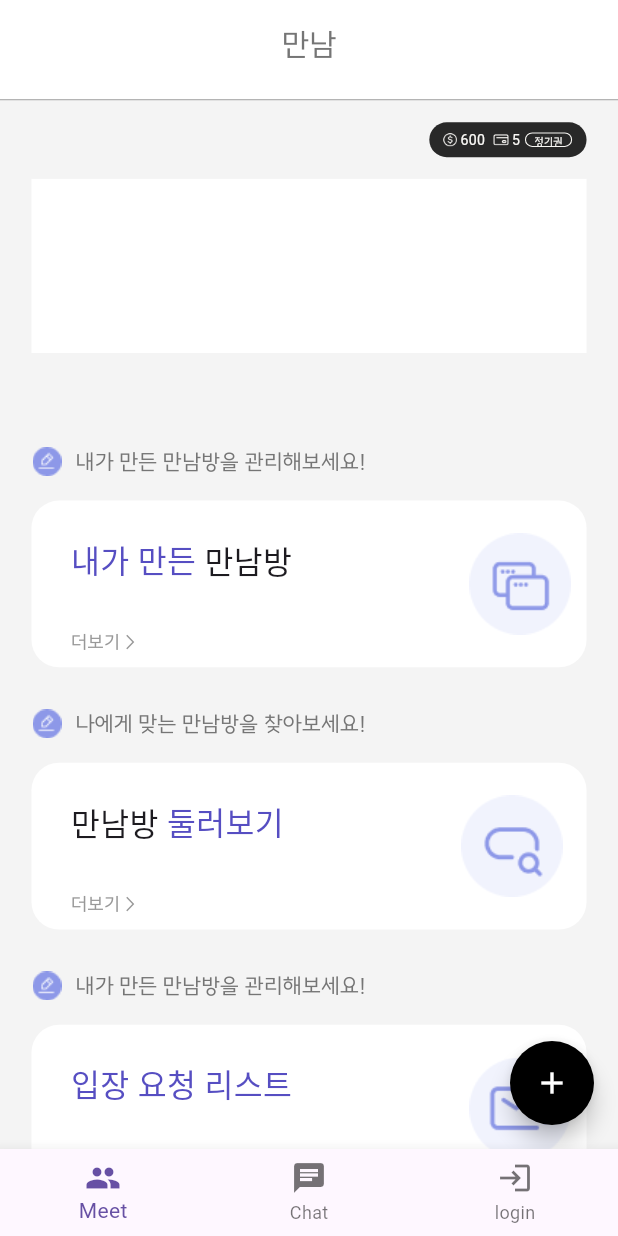
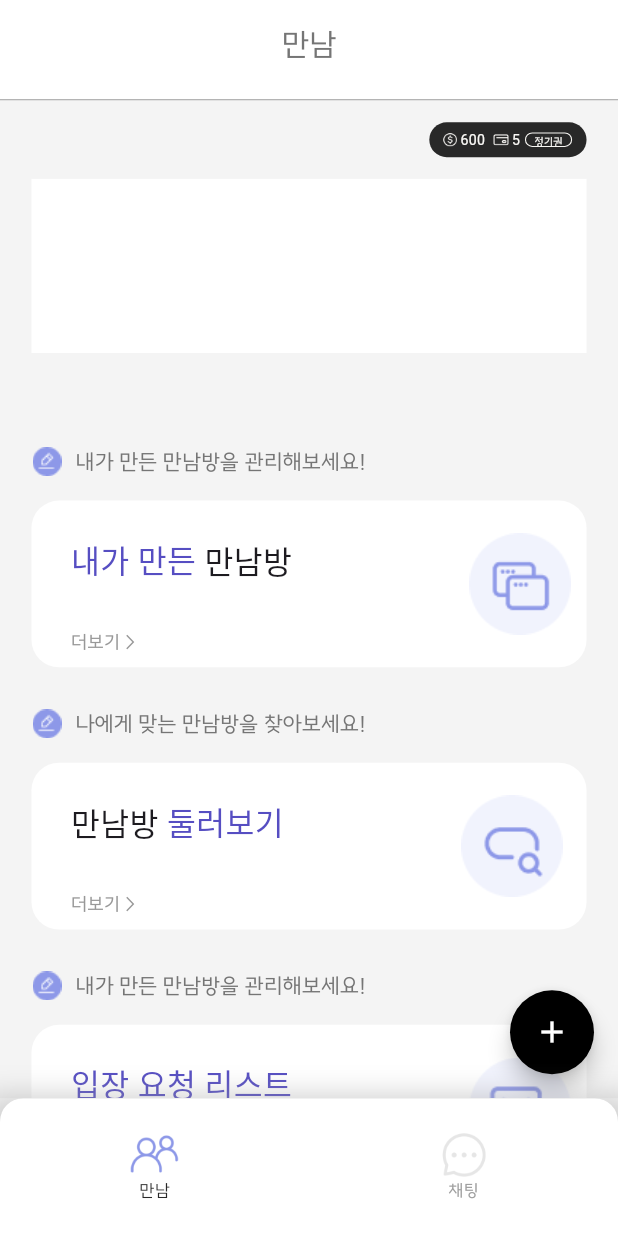
Before and after one commit to eeeunjin/meet-up, a Flutter app: the MeetMain screen opened by its route, on a phone screen of 412 x 824 dp. Run offline on Flutter 3.47's test engine with Material 3 defaults, Android fonts, the phone set to English and light mode, and no system bars; our stand-ins replace cloud_firestore, firebase_auth, firebase_core, flutter_screenutil, go_router; accounts and stored records are empty; Roboto replaces fonts that are missing (Pretendard, Pretendard-SB); project files that could hold a hidden picture were left out.

Commit message:
경로 설정 구조 작성

```diff
--- a/lib/main.dart
+++ b/lib/main.dart
@@ -3,7 +3,6 @@ import 'package:flutter_screenutil/flutter_screenutil.dart';
 import 'package:flutter/material.dart';
 import 'package:meet_up/router.dart';
 import 'package:meet_up/service/remote/firebase_options.dart';
-import 'package:meet_up/view/widget/bot_nav_bar.dart';
 import 'package:meet_up/view_model/bot_nav_view_model.dart';
 import 'package:meet_up/view_model/login/login_phone_num_view_model.dart';
 import 'package:meet_up/view_model/login/login_verification_view_model.dart';
--- a/lib/router.dart
+++ b/lib/router.dart
@@ -1,5 +1,6 @@
 import 'package:flutter/material.dart';
 import 'package:go_router/go_router.dart';
+import 'package:meet_up/view/chat/chat_main.dart';
 import 'package:meet_up/view/coin/coin_main.dart';
 import 'package:meet_up/view/login/login_main.dart';
 import 'package:meet_up/view/login/login_phone_num.dart';
@@ -43,6 +44,11 @@ final router = GoRouter(
           path: '/meetMain',
           name: 'meetMain',
           builder: (context, state) => const MeetMain(),
+        ),
+        // Chat
+        GoRoute(
+          path: '/chatMain',
+          builder: (context, state) => const ChatMain(),
         ),
       ],
     ),
--- a/lib/util/font.dart
+++ b/lib/util/font.dart
@@ -258,6 +258,12 @@ class AppTextStyles {
         fontSize: 12.sp,
       );
 
+  static TextStyle get SU_R_11 => TextStyle(
+        fontFamily: 'SUITE',
+        fontWeight: FontWeight.normal,
+        fontSize: 11.sp,
+      );
+
   static TextStyle get SU_L_24 => TextStyle(
         fontFamily: 'SUITE-L',
         fontWeight: FontWeight.normal,
--- a/lib/util/image.dart
+++ b/lib/util/image.dart
@@ -44,4 +44,13 @@ class ImagePath {
 
   static String get coinDollarIcon => 'assets/images/coin_dollar_icon.png';
   static String get coinWalletIcon => 'assets/images/coin_wallet_icon.png';
+
+  // bot_nav
+  static String get meetOn => 'assets/images/bot_nav_meet_on.png';
+  static String get meetOff => 'assets/images/bot_nav_meet_off.png';
+  static String get chatOn => 'assets/images/bot_nav_chat_on.png';
+  static String get chatOff => 'assets/images/bot_nav_chat_off.png';
+  static String get scheduleOff => 'assets/images/bot_nav_schedule_off.png';
+  static String get refOff => 'assets/images/bot_nav_ref_off.png';
+  static String get profileOff => 'assets/images/bot_nav_profile_off.png';
 }
--- a/lib/view/meet/meet_main.dart
+++ b/lib/view/meet/meet_main.dart
@@ -32,6 +32,7 @@ class MeetMain extends StatelessWidget {
       ),
       // 만남방 개설하기 플로팅액션 버튼
       floatingActionButton: FloatingActionButton(
+        heroTag: null, // 고유 태그 지정 - hero오류
         onPressed: () {
           context.push('/meetCreate');
         },
--- a/lib/view/widget/bot_nav_bar.dart
+++ b/lib/view/widget/bot_nav_bar.dart
@@ -1,4 +1,14 @@
 import 'package:flutter/material.dart';
+import 'package:flutter/widgets.dart';
+import 'package:flutter_screenutil/flutter_screenutil.dart';
+import 'package:meet_up/util/color.dart';
+import 'package:meet_up/util/font.dart';
+import 'package:meet_up/util/image.dart';
+import 'package:meet_up/view/chat/chat_main.dart';
+import 'package:meet_up/view/meet/meet_main.dart';
+import 'package:meet_up/view/profile/profile_main.dart';
+import 'package:meet_up/view/reflect/reflect_main.dart';
+import 'package:meet_up/view/schedule/schedule_main.dart';
 import 'package:meet_up/view_model/bot_nav_view_model.dart';
 import 'package:provider/provider.dart';
 
@@ -9,22 +19,85 @@ class BotNavBar extends StatelessWidget {
   Widget build(BuildContext context) {
     final bottomNavViewModel =
         Provider.of<BottomNavigationBarViewModel>(context);
-    return BottomNavigationBar(
+
+    return PopScope(
+        // 뒤로가기
+        canPop: true,
+        onPopInvoked: (didPop) {
+          // 로직구현
+        },
+        child: Scaffold(
+          resizeToAvoidBottomInset: false, // 키보드 픽셀 over 방지
+          body: SafeArea(
+            child: IndexedStack(
+              index: bottomNavViewModel.currentIndex,
+              children: const [
+                MeetMain(),
+                ChatMain(),
+                // ScheduleMain(),
+                // ReflectMain(),
+                // ProfileMain(),
+              ],
+            ),
+          ),
+          bottomNavigationBar: _bot_nav(context),
+        ));
+  }
+
+  Widget _bot_nav(BuildContext context) {
+    final bottomNavViewModel =
+        Provider.of<BottomNavigationBarViewModel>(context);
+
+    return Container(
+      height: 95.h,
+      decoration: BoxDecoration(
+        boxShadow: [
+          BoxShadow(
+            color: Colors.grey.withOpacity(0.5), // 색상
+            spreadRadius: 10.r, // 그림자 확산 범위
+            blurRadius: 15, // 그림자의 흐림 정도, 값이 클수록 흐릿해지면서 가장자리가 부드러워짐
+            offset: Offset(0, 8.h), // 그림자 위치 y축으로 아래로 1만큼 감.
+          ),
+        ],
+      ),
+      child: ClipRRect(
+        borderRadius: BorderRadius.only(
+          topLeft: Radius.circular(16.r),
+          topRight: Radius.circular(16.r),
+        ),
+        child: BottomNavigationBar(
           currentIndex: bottomNavViewModel.currentIndex,
+          showSelectedLabels: true,
+          showUnselectedLabels: true,
+          selectedItemColor: UsedColor.charcoal_black, // 선택된 라벨 색상
+          unselectedItemColor: Colors.grey, // 선택되지 않은 라벨 색상: 회색
+          selectedLabelStyle: AppTextStyles.SU_R_11,
+          unselectedLabelStyle: AppTextStyles.SU_R_11,
+          backgroundColor: Colors.white,
           onTap: (index) {
+            // viewmodel
             bottomNavViewModel.updateCurrentPage(index);
+            // 경로 이동
           },
-      items: const [
+          items: [
+            // figma 적용
             BottomNavigationBarItem(
-          icon: Icon(Icons.people),
-          label: 'Meet',
+              icon: Image.asset(ImagePath.meetOff,
+                  width: 33.14.w, height: 33.14.h),
+              activeIcon: Image.asset(ImagePath.meetOn,
+                  width: 33.14.w, height: 33.14.h),
+              label: '만남',
             ),
             BottomNavigationBarItem(
-          icon: Icon(Icons.chat),
-          label: 'Chat',
+              icon: Image.asset(ImagePath.chatOff,
+                  width: 33.14.w, height: 33.14.h),
+              activeIcon: Image.asset(ImagePath.chatOn,
+                  width: 33.14.w, height: 33.14.h),
+              label: '채팅',
             ),
-        BottomNavigationBarItem(icon: Icon(Icons.login), label: 'login')
           ],
+        ),
+      ),
     );
   }
 }
--- a/lib/view_model/bot_nav_view_model.dart
+++ b/lib/view_model/bot_nav_view_model.dart
@@ -1,12 +1,33 @@
 import 'package:flutter/material.dart';
 
 class BottomNavigationBarViewModel with ChangeNotifier {
-  int _index = 0;
+  int _index = 0; // 초기값 meet으로 설정
+  final List<int> _history = [0]; // meet 인덱스
 
   int get currentIndex => _index;
 
+  void changeIndex(int index) {
+    // 페이지 이동
+    updateCurrentPage(index);
+  }
+
   updateCurrentPage(int index) {
+    if (_history.last != index) {
+      _history.add(index);
+    }
     _index = index;
     notifyListeners();
   }
+
+  Future<bool> popAction() async {
+    //뒤로가기 두 번 해야 종료
+    if (_history.isEmpty) {
+      return true;
+    } else {
+      _history.removeLast();
+      _index = _history.last;
+      notifyListeners();
+      return false;
+    }
+  }
 }
```
Also changed, not shown: assets/images/bot_nav_chat_off.png (added), assets/images/bot_nav_chat_on.png (added), assets/images/bot_nav_meet_off.png (added), assets/images/bot_nav_meet_on.png (renamed from assets/images/bot_nav_icon_meet.png), assets/images/bot_nav_profile_off.png (added), assets/images/bot_nav_ref_off.png (added), assets/images/bot_nav_ref_on.png (added), assets/images/bot_nav_schedule_off.png (added). Lines whose indentation alone changed are shown as unchanged.
